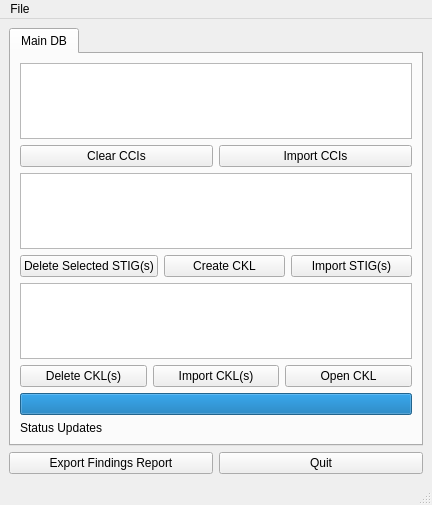
This is stigqter.ui in squinky86/STIGQter as Qt 5 draws it before an edit. The edited form follows.
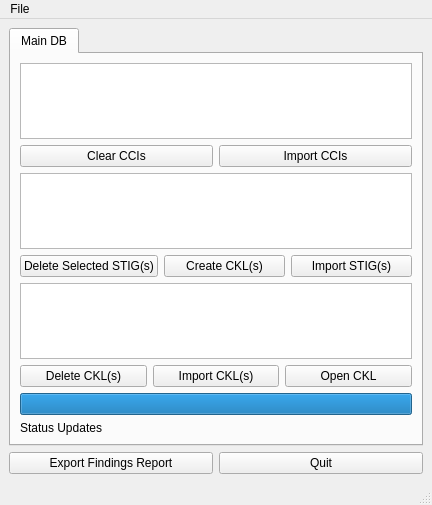
This is the edited form.

Commit message: ready for creating STIG CKLs

The edit to the form file:
```diff
--- a/stigqter.ui
+++ b/stigqter.ui
@@ -68,7 +68,7 @@
           <item>
            <widget class="QPushButton" name="btnCreateCKL">
             <property name="text">
-             <string>Create CKL</string>
+             <string>Create CKL(s)</string>
             </property>
            </widget>
           </item>
```
